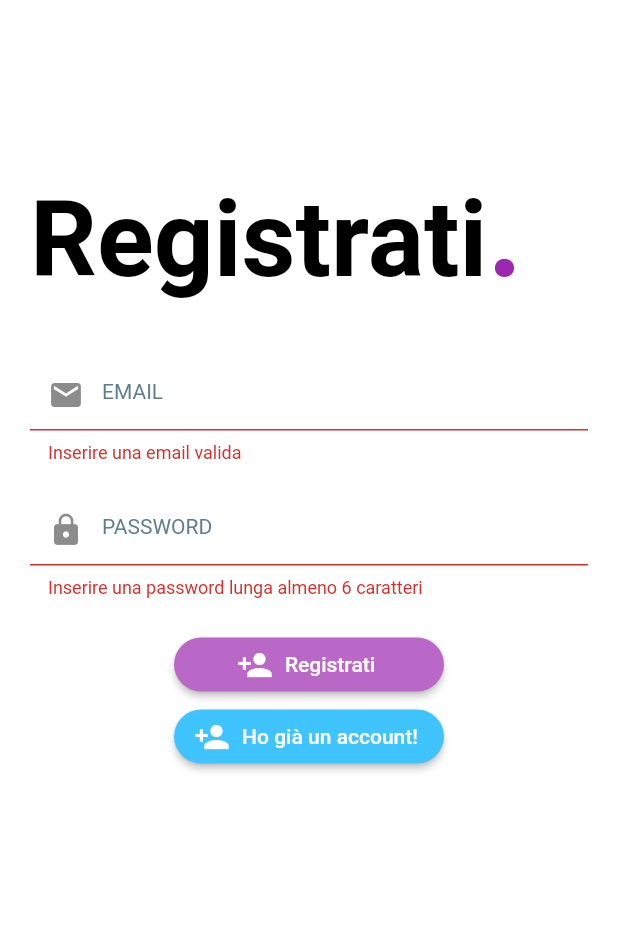
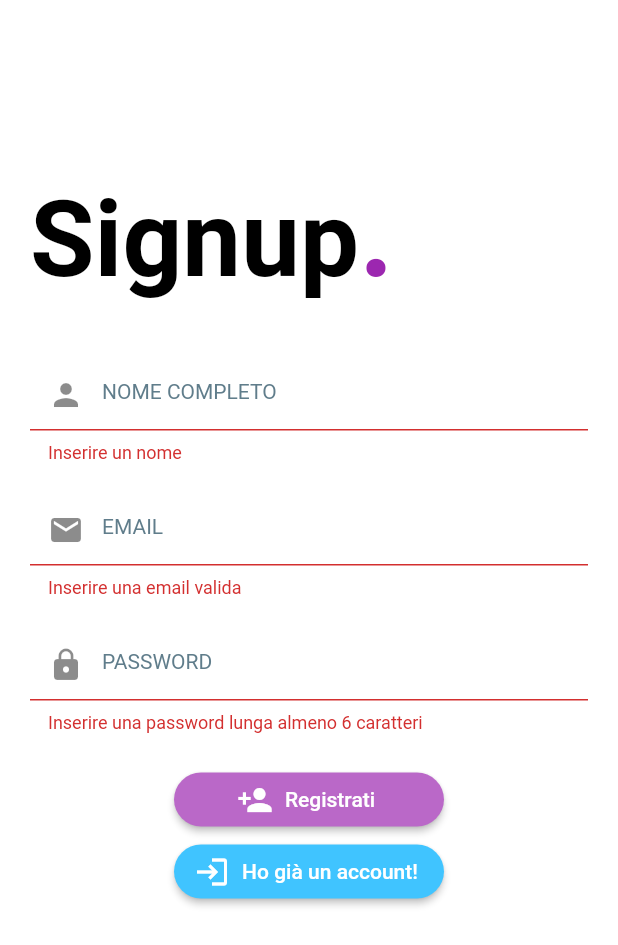
Before and after one commit to nicodiansk/cinema_food, a Flutter app: the Register screen opened directly, after a tap on "Registrati", on a phone screen of 412 x 824 dp. Shown: the top 945 px of the screen. Run offline on Flutter 3.47's test engine with Material 2 defaults, Android fonts, the phone set to English and light mode, and no system bars; our stand-ins replace firebase_auth; accounts and stored records are empty.

Commit message:
modificati titolo e aggiunto form in Register

```diff
--- a/lib/screens/authenticate/register.dart
+++ b/lib/screens/authenticate/register.dart
@@ -12,6 +12,7 @@ class Register extends StatefulWidget {
 class _RegisterState extends State<Register> {
   final AuthService _auth = AuthService();
   final _formKey = GlobalKey<FormState>();
+  String nome = '';
   String email = '';
   String password = '';
   String error = '';
@@ -31,7 +32,7 @@ class _RegisterState extends State<Register> {
                     padding: EdgeInsets.fromLTRB(20, 110, 0, 0),
                     child: RichText(
                         text: TextSpan(
-                            text: 'Registrati',
+                            text: 'Signup',
                             style: TextStyle(
                                 fontSize: 70,
                                 color: Colors.black,
@@ -55,6 +56,21 @@ class _RegisterState extends State<Register> {
                   child: Column(
                     crossAxisAlignment: CrossAxisAlignment.start,
                     children: <Widget>[
+                      TextFormField(
+                        decoration: textInputDecoration.copyWith(
+                            hintText: 'NOME COMPLETO',
+                            prefixIcon: Icon(Icons.person)),
+                        validator: (value) =>
+                            value.isEmpty ? 'Inserire un nome' : null,
+                        onChanged: (value) {
+                          setState(() {
+                            nome = value;
+                          });
+                        },
+                      ),
+                      SizedBox(
+                        height: 20,
+                      ),
                       TextFormField(
                         decoration: textInputDecoration.copyWith(
                             hintText: 'EMAIL', prefixIcon: Icon(Icons.email)),
@@ -98,7 +114,7 @@ class _RegisterState extends State<Register> {
                                         email, password);
                                 if (result == null) {
                                   setState(() {
-                                    error = 'Inserire una email valida';
+                                    error = 'Inserire una email valida!';
                                   });
                                 }
                               }
@@ -126,7 +142,7 @@ class _RegisterState extends State<Register> {
                               widget.toggleView();
                             },
                             icon: Icon(
-                              Icons.person_add,
+                              Icons.login,
                               color: Colors.white,
                             ),
                             splashColor: Colors.purple[300],
@@ -144,9 +160,11 @@ class _RegisterState extends State<Register> {
                       SizedBox(
                         height: 12,
                       ),
-                      Text(
-                        error,
-                        style: TextStyle(color: Colors.red, fontSize: 14),
+                      Center(
+                        child: Text(
+                          error,
+                          style: TextStyle(color: Colors.red, fontSize: 14),
+                        ),
                       )
                     ],
                   ),
--- a/pubspec.yaml
+++ b/pubspec.yaml
@@ -32,6 +32,7 @@ dependencies:
   cloud_firestore: ^0.12.9+4
   provider: ^4.3.2+2
   video_player: ^1.0.1
+  flutter_spinkit: ^4.1.2+1
 
 dev_dependencies:
   flutter_test:
```
Also changed, not shown: pubspec.lock.
